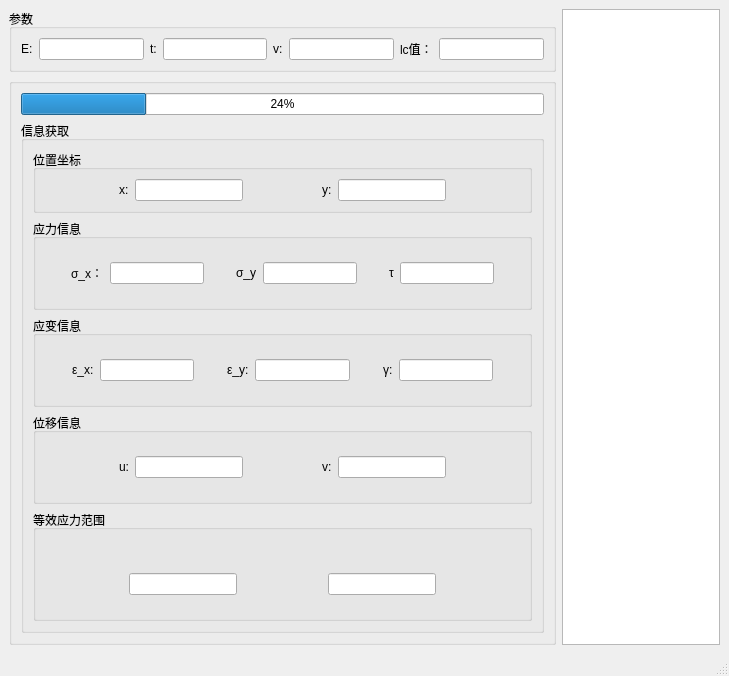
Before: the Qt Designer form finite-element-cuda-new/MainWindow.ui in epocode/finite-element-cuda-new, drawn with Qt 5.
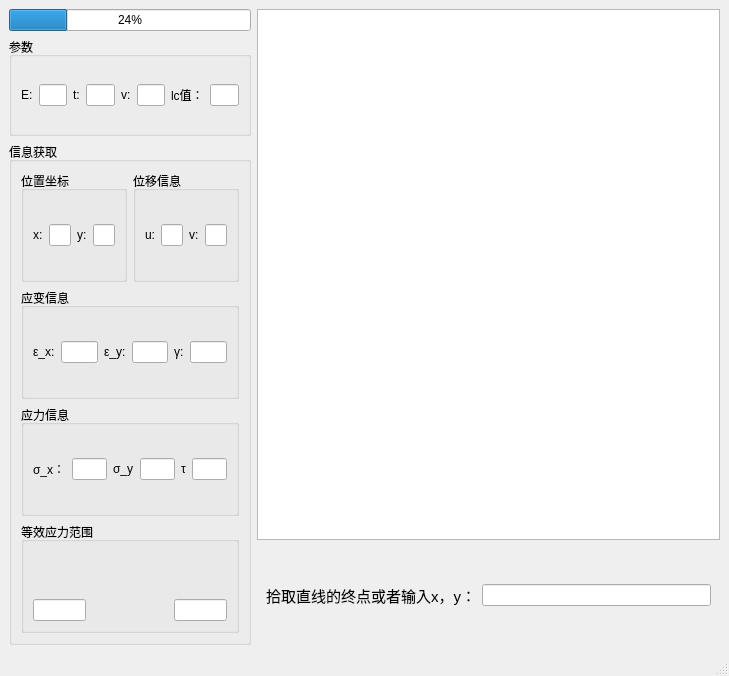
After: the same form once the commit is applied. The open tabs and pages were chosen to show the change. Custom widgets are drawn as their Qt base class.

```diff
--- a/finite-element-cuda-new/MainWindow.ui
+++ b/finite-element-cuda-new/MainWindow.ui
@@ -14,29 +14,38 @@
    <string>MainWindow</string>
   </property>
   <widget class="QWidget" name="centralwidget">
-   <layout class="QGridLayout" name="gridLayout">
+   <layout class="QGridLayout" name="gridLayout_3" rowstretch="1,1,4,1" columnstretch="1,3">
+    <item row="0" column="1" rowspan="3">
+     <widget class="MyGraphicsView" name="graphicsView">
+      <property name="maximumSize">
+       <size>
+        <width>16777215</width>
+        <height>16777215</height>
+       </size>
+      </property>
+     </widget>
+    </item>
     <item row="0" column="0">
-     <layout class="QHBoxLayout" name="horizontalLayout_11">
-      <item>
-       <layout class="QVBoxLayout" name="verticalLayout_9">
-        <property name="sizeConstraint">
-         <enum>QLayout::SizeConstraint::SetMaximumSize</enum>
-        </property>
-        <item>
-         <spacer name="verticalSpacer_17">
-          <property name="orientation">
-           <enum>Qt::Orientation::Vertical</enum>
-          </property>
-          <property name="sizeHint" stdset="0">
+     <widget class="QProgressBar" name="progressBar">
+      <property name="maximumSize">
            <size>
-            <width>20</width>
-            <height>40</height>
-           </size>
-          </property>
-         </spacer>
-        </item>
-        <item>
+        <width>440</width>
+        <height>16777215</height>
+       </size>
+      </property>
+      <property name="value">
+       <number>24</number>
+      </property>
+     </widget>
+    </item>
+    <item row="1" column="0">
          <widget class="QGroupBox" name="groupBox">
+      <property name="maximumSize">
+       <size>
+        <width>440</width>
+        <height>16777215</height>
+       </size>
+      </property>
           <property name="title">
            <string>参数</string>
           </property>
@@ -84,90 +93,25 @@
           </layout>
          </widget>
         </item>
-        <item>
-         <spacer name="verticalSpacer_18">
-          <property name="orientation">
-           <enum>Qt::Orientation::Vertical</enum>
-          </property>
-          <property name="sizeHint" stdset="0">
-           <size>
-            <width>20</width>
-            <height>40</height>
-           </size>
-          </property>
-         </spacer>
-        </item>
-        <item>
-         <widget class="QGroupBox" name="groupBox_2">
-          <property name="title">
-           <string/>
-          </property>
-          <layout class="QGridLayout" name="gridLayout_2">
-           <item row="0" column="0">
-            <layout class="QVBoxLayout" name="verticalLayout_8">
-             <item>
-              <spacer name="verticalSpacer_15">
-               <property name="orientation">
-                <enum>Qt::Orientation::Vertical</enum>
-               </property>
-               <property name="sizeHint" stdset="0">
-                <size>
-                 <width>20</width>
-                 <height>40</height>
-                </size>
-               </property>
-              </spacer>
-             </item>
-             <item>
-              <widget class="QProgressBar" name="progressBar">
-               <property name="value">
-                <number>24</number>
-               </property>
-              </widget>
-             </item>
-             <item>
+    <item row="2" column="0" rowspan="2">
               <widget class="QGroupBox" name="groupBox_5">
+      <property name="maximumSize">
+       <size>
+        <width>440</width>
+        <height>16777215</height>
+       </size>
+      </property>
                <property name="title">
                 <string>信息获取</string>
                </property>
-               <layout class="QVBoxLayout" name="verticalLayout">
-                <item>
-                 <layout class="QVBoxLayout" name="verticalLayout_7">
-                  <item>
-                   <spacer name="verticalSpacer_9">
-                    <property name="orientation">
-                     <enum>Qt::Orientation::Vertical</enum>
-                    </property>
-                    <property name="sizeHint" stdset="0">
-                     <size>
-                      <width>20</width>
-                      <height>40</height>
-                     </size>
-                    </property>
-                   </spacer>
-                  </item>
-                  <item>
+      <layout class="QGridLayout" name="gridLayout_2">
+       <item row="0" column="0">
                    <widget class="QGroupBox" name="groupBox_6">
                     <property name="title">
                      <string>位置坐标</string>
                     </property>
                     <layout class="QHBoxLayout" name="horizontalLayout_3">
                      <item>
-                      <layout class="QHBoxLayout" name="horizontalLayout_10">
-                       <item>
-                        <spacer name="horizontalSpacer_15">
-                         <property name="orientation">
-                          <enum>Qt::Orientation::Horizontal</enum>
-                         </property>
-                         <property name="sizeHint" stdset="0">
-                          <size>
-                           <width>40</width>
-                           <height>20</height>
-                          </size>
-                         </property>
-                        </spacer>
-                       </item>
-                       <item>
                         <widget class="QLabel" name="label_4">
                          <property name="text">
                           <string>x:</string>
@@ -177,19 +121,6 @@
                        <item>
                         <widget class="QLineEdit" name="lineEditPointX"/>
                        </item>
-                       <item>
-                        <spacer name="horizontalSpacer_16">
-                         <property name="orientation">
-                          <enum>Qt::Orientation::Horizontal</enum>
-                         </property>
-                         <property name="sizeHint" stdset="0">
-                          <size>
-                           <width>40</width>
-                           <height>20</height>
-                          </size>
-                         </property>
-                        </spacer>
-                       </item>
                        <item>
                         <widget class="QLabel" name="label_6">
                          <property name="text">
@@ -200,212 +131,45 @@
                        <item>
                         <widget class="QLineEdit" name="lineEditPointY"/>
                        </item>
-                       <item>
-                        <spacer name="horizontalSpacer_17">
-                         <property name="orientation">
-                          <enum>Qt::Orientation::Horizontal</enum>
-                         </property>
-                         <property name="sizeHint" stdset="0">
-                          <size>
-                           <width>40</width>
-                           <height>20</height>
-                          </size>
-                         </property>
-                        </spacer>
-                       </item>
-                      </layout>
-                     </item>
                     </layout>
                    </widget>
                   </item>
-                  <item>
-                   <spacer name="verticalSpacer_10">
-                    <property name="orientation">
-                     <enum>Qt::Orientation::Vertical</enum>
-                    </property>
-                    <property name="sizeHint" stdset="0">
-                     <size>
-                      <width>20</width>
-                      <height>40</height>
-                     </size>
-                    </property>
-                   </spacer>
-                  </item>
-                  <item>
-                   <widget class="QGroupBox" name="groupBox_7">
+       <item row="0" column="1">
+        <widget class="QGroupBox" name="groupBox_9">
                     <property name="title">
-                     <string>应力信息</string>
-                    </property>
-                    <layout class="QHBoxLayout" name="horizontalLayout_4">
+          <string>位移信息</string>
+         </property>
+         <layout class="QHBoxLayout" name="horizontalLayout_6">
                      <item>
-                      <layout class="QVBoxLayout" name="verticalLayout_6">
-                       <item>
-                        <spacer name="verticalSpacer_7">
-                         <property name="orientation">
-                          <enum>Qt::Orientation::Vertical</enum>
-                         </property>
-                         <property name="sizeHint" stdset="0">
-                          <size>
-                           <width>20</width>
-                           <height>40</height>
-                          </size>
-                         </property>
-                        </spacer>
-                       </item>
-                       <item>
-                        <layout class="QHBoxLayout" name="horizontalLayout_9">
-                         <item>
-                          <spacer name="horizontalSpacer_11">
-                           <property name="orientation">
-                            <enum>Qt::Orientation::Horizontal</enum>
-                           </property>
-                           <property name="sizeHint" stdset="0">
-                            <size>
-                             <width>40</width>
-                             <height>20</height>
-                            </size>
-                           </property>
-                          </spacer>
-                         </item>
-                         <item>
-                          <widget class="QLabel" name="label_5">
+           <widget class="QLabel" name="label_9">
                            <property name="text">
-                            <string>σ_x：</string>
+             <string>u:</string>
                            </property>
                           </widget>
                          </item>
                          <item>
-                          <widget class="QLineEdit" name="sigmaX"/>
+           <widget class="QLineEdit" name="mu"/>
                          </item>
                          <item>
-                          <spacer name="horizontalSpacer_12">
-                           <property name="orientation">
-                            <enum>Qt::Orientation::Horizontal</enum>
-                           </property>
-                           <property name="sizeHint" stdset="0">
-                            <size>
-                             <width>40</width>
-                             <height>20</height>
-                            </size>
-                           </property>
-                          </spacer>
-                         </item>
-                         <item>
-                          <widget class="QLabel" name="label_11">
+           <widget class="QLabel" name="label_10">
                            <property name="text">
-                            <string>σ_y</string>
+             <string>v:</string>
                            </property>
                           </widget>
                          </item>
                          <item>
-                          <widget class="QLineEdit" name="sigmaY"/>
-                         </item>
-                         <item>
-                          <spacer name="horizontalSpacer_13">
-                           <property name="orientation">
-                            <enum>Qt::Orientation::Horizontal</enum>
-                           </property>
-                           <property name="sizeHint" stdset="0">
-                            <size>
-                             <width>40</width>
-                             <height>20</height>
-                            </size>
-                           </property>
-                          </spacer>
-                         </item>
-                         <item>
-                          <widget class="QLabel" name="label_12">
-                           <property name="text">
-                            <string>τ</string>
-                           </property>
-                          </widget>
-                         </item>
-                         <item>
-                          <widget class="QLineEdit" name="tau"/>
-                         </item>
-                         <item>
-                          <spacer name="horizontalSpacer_14">
-                           <property name="orientation">
-                            <enum>Qt::Orientation::Horizontal</enum>
-                           </property>
-                           <property name="sizeHint" stdset="0">
-                            <size>
-                             <width>40</width>
-                             <height>20</height>
-                            </size>
-                           </property>
-                          </spacer>
-                         </item>
-                        </layout>
-                       </item>
-                       <item>
-                        <spacer name="verticalSpacer_8">
-                         <property name="orientation">
-                          <enum>Qt::Orientation::Vertical</enum>
-                         </property>
-                         <property name="sizeHint" stdset="0">
-                          <size>
-                           <width>20</width>
-                           <height>40</height>
-                          </size>
-                         </property>
-                        </spacer>
-                       </item>
-                      </layout>
-                     </item>
-                    </layout>
-                   </widget>
-                  </item>
-                  <item>
-                   <spacer name="verticalSpacer_11">
-                    <property name="orientation">
-                     <enum>Qt::Orientation::Vertical</enum>
-                    </property>
-                    <property name="sizeHint" stdset="0">
-                     <size>
-                      <width>20</width>
-                      <height>40</height>
-                     </size>
-                    </property>
-                   </spacer>
-                  </item>
-                  <item>
+           <widget class="QLineEdit" name="nu"/>
+          </item>
+         </layout>
+        </widget>
+       </item>
+       <item row="1" column="0" colspan="2">
                    <widget class="QGroupBox" name="groupBox_8">
                     <property name="title">
                      <string>应变信息</string>
                     </property>
                     <layout class="QHBoxLayout" name="horizontalLayout_5">
                      <item>
-                      <layout class="QVBoxLayout" name="verticalLayout_5">
-                       <item>
-                        <spacer name="verticalSpacer_5">
-                         <property name="orientation">
-                          <enum>Qt::Orientation::Vertical</enum>
-                         </property>
-                         <property name="sizeHint" stdset="0">
-                          <size>
-                           <width>20</width>
-                           <height>40</height>
-                          </size>
-                         </property>
-                        </spacer>
-                       </item>
-                       <item>
-                        <layout class="QHBoxLayout" name="horizontalLayout_8">
-                         <item>
-                          <spacer name="horizontalSpacer_7">
-                           <property name="orientation">
-                            <enum>Qt::Orientation::Horizontal</enum>
-                           </property>
-                           <property name="sizeHint" stdset="0">
-                            <size>
-                             <width>40</width>
-                             <height>20</height>
-                            </size>
-                           </property>
-                          </spacer>
-                         </item>
-                         <item>
                           <widget class="QLabel" name="label_7">
                            <property name="text">
                             <string>ε_x:</string>
@@ -415,19 +179,6 @@
                          <item>
                           <widget class="QLineEdit" name="epsilonX"/>
                          </item>
-                         <item>
-                          <spacer name="horizontalSpacer_8">
-                           <property name="orientation">
-                            <enum>Qt::Orientation::Horizontal</enum>
-                           </property>
-                           <property name="sizeHint" stdset="0">
-                            <size>
-                             <width>40</width>
-                             <height>20</height>
-                            </size>
-                           </property>
-                          </spacer>
-                         </item>
                          <item>
                           <widget class="QLabel" name="label_13">
                            <property name="text">
@@ -438,19 +189,6 @@
                          <item>
                           <widget class="QLineEdit" name="epsilonY"/>
                          </item>
-                         <item>
-                          <spacer name="horizontalSpacer_9">
-                           <property name="orientation">
-                            <enum>Qt::Orientation::Horizontal</enum>
-                           </property>
-                           <property name="sizeHint" stdset="0">
-                            <size>
-                             <width>40</width>
-                             <height>20</height>
-                            </size>
-                           </property>
-                          </spacer>
-                         </item>
                          <item>
                           <widget class="QLabel" name="label_14">
                            <property name="text">
@@ -461,189 +199,55 @@
                          <item>
                           <widget class="QLineEdit" name="gamma"/>
                          </item>
-                         <item>
-                          <spacer name="horizontalSpacer_10">
-                           <property name="orientation">
-                            <enum>Qt::Orientation::Horizontal</enum>
-                           </property>
-                           <property name="sizeHint" stdset="0">
-                            <size>
-                             <width>40</width>
-                             <height>20</height>
-                            </size>
-                           </property>
-                          </spacer>
-                         </item>
-                        </layout>
-                       </item>
-                       <item>
-                        <spacer name="verticalSpacer_6">
-                         <property name="orientation">
-                          <enum>Qt::Orientation::Vertical</enum>
-                         </property>
-                         <property name="sizeHint" stdset="0">
-                          <size>
-                           <width>20</width>
-                           <height>40</height>
-                          </size>
-                         </property>
-                        </spacer>
-                       </item>
-                      </layout>
-                     </item>
                     </layout>
                    </widget>
                   </item>
-                  <item>
-                   <spacer name="verticalSpacer_12">
-                    <property name="orientation">
-                     <enum>Qt::Orientation::Vertical</enum>
-                    </property>
-                    <property name="sizeHint" stdset="0">
-                     <size>
-                      <width>20</width>
-                      <height>40</height>
-                     </size>
-                    </property>
-                   </spacer>
-                  </item>
-                  <item>
-                   <widget class="QGroupBox" name="groupBox_9">
+       <item row="2" column="0" colspan="2">
+        <widget class="QGroupBox" name="groupBox_7">
                     <property name="title">
-                     <string>位移信息</string>
-                    </property>
-                    <layout class="QHBoxLayout" name="horizontalLayout_6">
+          <string>应力信息</string>
+         </property>
+         <layout class="QHBoxLayout" name="horizontalLayout_4">
                      <item>
-                      <layout class="QVBoxLayout" name="verticalLayout_4">
-                       <item>
-                        <spacer name="verticalSpacer_3">
-                         <property name="orientation">
-                          <enum>Qt::Orientation::Vertical</enum>
-                         </property>
-                         <property name="sizeHint" stdset="0">
-                          <size>
-                           <width>20</width>
-                           <height>40</height>
-                          </size>
-                         </property>
-                        </spacer>
+           <widget class="QLabel" name="label_5">
+            <property name="text">
+             <string>σ_x：</string>
+            </property>
+           </widget>
                        </item>
                        <item>
-                        <layout class="QHBoxLayout" name="horizontalLayout_7">
-                         <item>
-                          <spacer name="horizontalSpacer_4">
-                           <property name="orientation">
-                            <enum>Qt::Orientation::Horizontal</enum>
-                           </property>
-                           <property name="sizeHint" stdset="0">
-                            <size>
-                             <width>18</width>
-                             <height>13</height>
-                            </size>
-                           </property>
-                          </spacer>
+           <widget class="QLineEdit" name="sigmaX"/>
                          </item>
                          <item>
-                          <widget class="QLabel" name="label_9">
+           <widget class="QLabel" name="label_11">
                            <property name="text">
-                            <string>u:</string>
+             <string>σ_y</string>
                            </property>
                           </widget>
                          </item>
                          <item>
-                          <widget class="QLineEdit" name="mu"/>
+           <widget class="QLineEdit" name="sigmaY"/>
                          </item>
                          <item>
-                          <spacer name="horizontalSpacer_5">
-                           <property name="orientation">
-                            <enum>Qt::Orientation::Horizontal</enum>
-                           </property>
-                           <property name="sizeHint" stdset="0">
-                            <size>
-                             <width>28</width>
-                             <height>13</height>
-                            </size>
-                           </property>
-                          </spacer>
-                         </item>
-                         <item>
-                          <widget class="QLabel" name="label_10">
+           <widget class="QLabel" name="label_12">
                            <property name="text">
-                            <string>v:</string>
+             <string>τ</string>
                            </property>
                           </widget>
                          </item>
                          <item>
-                          <widget class="QLineEdit" name="nu"/>
-                         </item>
-                         <item>
-                          <spacer name="horizontalSpacer_6">
-                           <property name="orientation">
-                            <enum>Qt::Orientation::Horizontal</enum>
-                           </property>
-                           <property name="sizeHint" stdset="0">
-                            <size>
-                             <width>40</width>
-                             <height>20</height>
-                            </size>
-                           </property>
-                          </spacer>
-                         </item>
-                        </layout>
-                       </item>
-                       <item>
-                        <spacer name="verticalSpacer_4">
-                         <property name="orientation">
-                          <enum>Qt::Orientation::Vertical</enum>
-                         </property>
-                         <property name="sizeHint" stdset="0">
-                          <size>
-                           <width>20</width>
-                           <height>40</height>
-                          </size>
-                         </property>
-                        </spacer>
-                       </item>
-                      </layout>
-                     </item>
-                    </layout>
-                   </widget>
-                  </item>
-                  <item>
-                   <spacer name="verticalSpacer_13">
-                    <property name="orientation">
-                     <enum>Qt::Orientation::Vertical</enum>
-                    </property>
-                    <property name="sizeHint" stdset="0">
-                     <size>
-                      <width>20</width>
-                      <height>40</height>
-                     </size>
-                    </property>
-                   </spacer>
-                  </item>
-                  <item>
+           <widget class="QLineEdit" name="tau"/>
+          </item>
+         </layout>
+        </widget>
+       </item>
+       <item row="3" column="0" colspan="2">
                    <widget class="QGroupBox" name="groupBox_4">
                     <property name="title">
                      <string>等效应力范围</string>
                     </property>
-                    <layout class="QVBoxLayout" name="verticalLayout_2">
-                     <item>
-                      <layout class="QVBoxLayout" name="verticalLayout_3">
-                       <item>
-                        <spacer name="verticalSpacer">
-                         <property name="orientation">
-                          <enum>Qt::Orientation::Vertical</enum>
-                         </property>
-                         <property name="sizeHint" stdset="0">
-                          <size>
-                           <width>20</width>
-                           <height>40</height>
-                          </size>
-                         </property>
-                        </spacer>
-                       </item>
-                       <item>
+         <layout class="QGridLayout" name="gridLayout">
+          <item row="0" column="0" colspan="3">
                         <widget class="QLabel" name="colorBar">
                          <property name="lineWidth">
                           <number>11</number>
@@ -653,141 +257,96 @@
                          </property>
                         </widget>
                        </item>
-                       <item>
-                        <layout class="QHBoxLayout" name="horizontalLayout">
-                         <item>
-                          <spacer name="horizontalSpacer_3">
-                           <property name="orientation">
-                            <enum>Qt::Orientation::Horizontal</enum>
-                           </property>
-                           <property name="sizeHint" stdset="0">
-                            <size>
-                             <width>40</width>
-                             <height>20</height>
-                            </size>
-                           </property>
-                          </spacer>
-                         </item>
-                         <item>
+          <item row="1" column="0">
                           <widget class="QLineEdit" name="lineEditMin"/>
                          </item>
-                         <item>
+          <item row="1" column="1">
                           <spacer name="horizontalSpacer">
                            <property name="orientation">
                             <enum>Qt::Orientation::Horizontal</enum>
                            </property>
                            <property name="sizeHint" stdset="0">
                             <size>
-                             <width>40</width>
+              <width>130</width>
                              <height>20</height>
                             </size>
                            </property>
                           </spacer>
                          </item>
-                         <item>
+          <item row="1" column="2">
                           <widget class="QLineEdit" name="lineEditMax"/>
                          </item>
-                         <item>
-                          <spacer name="horizontalSpacer_2">
-                           <property name="orientation">
-                            <enum>Qt::Orientation::Horizontal</enum>
-                           </property>
-                           <property name="sizeHint" stdset="0">
-                            <size>
-                             <width>40</width>
-                             <height>20</height>
-                            </size>
-                           </property>
-                          </spacer>
-                         </item>
-                        </layout>
-                       </item>
-                       <item>
-                        <spacer name="verticalSpacer_2">
-                         <property name="orientation">
-                          <enum>Qt::Orientation::Vertical</enum>
-                         </property>
-                         <property name="sizeHint" stdset="0">
-                          <size>
-                           <width>20</width>
-                           <height>40</height>
-                          </size>
-                         </property>
-                        </spacer>
-                       </item>
-                      </layout>
-                     </item>
-                    </layout>
-                   </widget>
-                  </item>
+         </layout>
+        </widget>
+       </item>
+      </layout>
+     </widget>
+    </item>
+    <item row="3" column="1">
+     <widget class="MyStackedWidget" name="myStackedWidget">
+      <property name="font">
+       <font>
+        <pointsize>6</pointsize>
+       </font>
+      </property>
+      <property name="currentIndex">
+       <number>0</number>
+      </property>
+      <widget class="QWidget" name="initPage">
+       <layout class="QHBoxLayout" name="horizontalLayout">
                   <item>
-                   <spacer name="verticalSpacer_14">
-                    <property name="orientation">
-                     <enum>Qt::Orientation::Vertical</enum>
-                    </property>
-                    <property name="sizeHint" stdset="0">
-                     <size>
-                      <width>20</width>
-                      <height>40</height>
-                     </size>
-                    </property>
-                   </spacer>
-                  </item>
-                 </layout>
-                </item>
-               </layout>
-              </widget>
-             </item>
+         <widget class="QLabel" name="label_15">
+          <property name="font">
+           <font>
+            <pointsize>21</pointsize>
+           </font>
+          </property>
+          <property name="text">
+           <string>为平面绘制草图</string>
+          </property>
+         </widget>
+        </item>
+       </layout>
+      </widget>
+      <widget class="QWidget" name="startPage">
+       <layout class="QHBoxLayout" name="horizontalLayout_7">
              <item>
-              <spacer name="verticalSpacer_16">
-               <property name="orientation">
-                <enum>Qt::Orientation::Vertical</enum>
-               </property>
-               <property name="sizeHint" stdset="0">
-                <size>
-                 <width>20</width>
-                 <height>40</height>
-                </size>
-               </property>
-              </spacer>
-             </item>
-            </layout>
-           </item>
-          </layout>
+         <widget class="QLabel" name="label_16">
+          <property name="font">
+           <font>
+            <pointsize>13</pointsize>
+           </font>
+          </property>
+          <property name="text">
+           <string>拾取直线的起点或者输入x，y：</string>
+          </property>
          </widget>
         </item>
         <item>
-         <spacer name="verticalSpacer_19">
-          <property name="orientation">
-           <enum>Qt::Orientation::Vertical</enum>
-          </property>
-          <property name="sizeHint" stdset="0">
-           <size>
-            <width>20</width>
-            <height>40</height>
-           </size>
-          </property>
-         </spacer>
+         <widget class="QLineEdit" name="lineStartInput"/>
         </item>
        </layout>
-      </item>
+      </widget>
+      <widget class="QWidget" name="page">
+       <layout class="QHBoxLayout" name="horizontalLayout_8">
       <item>
-       <spacer name="horizontalSpacer_18">
-        <property name="orientation">
-         <enum>Qt::Orientation::Horizontal</enum>
-        </property>
-        <property name="sizeHint" stdset="0">
-         <size>
-          <width>40</width>
-          <height>20</height>
-         </size>
-        </property>
-       </spacer>
+         <widget class="QLabel" name="label_17">
+          <property name="font">
+           <font>
+            <pointsize>11</pointsize>
+           </font>
+          </property>
+          <property name="text">
+           <string>拾取直线的终点或者输入x，y：</string>
+          </property>
+         </widget>
       </item>
       <item>
-       <widget class="MyGraphicsView" name="graphicsView"/>
-      </item>
-     </layout>
+         <widget class="QLineEdit" name="lineEndInput"/>
+        </item>
+       </layout>
+      </widget>
+     </widget>
     </item>
    </layout>
   </widget>
@@ -804,6 +363,12 @@
   <widget class="QStatusBar" name="statusbar"/>
  </widget>
  <customwidgets>
+  <customwidget>
+   <class>MyStackedWidget</class>
+   <extends>QStackedWidget</extends>
+   <header>MyStackedWidget.h</header>
+   <container>1</container>
+  </customwidget>
   <customwidget>
    <class>MyGraphicsView</class>
    <extends>QGraphicsView</extends>
```
Lines whose indentation alone changed are shown as unchanged.
